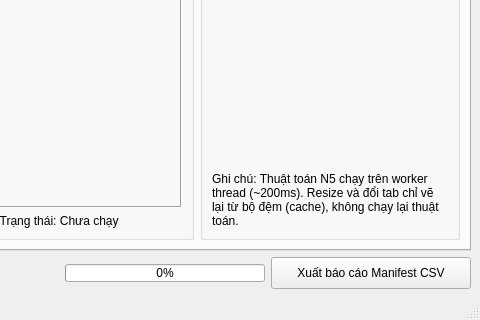
Above: mainwindow.ui from CinnaPea/2026-fusion-research before the change; both pictures show x 740 to 1220 and y 460 to 780 of the 1220 by 780 pixel window. Below: the same form after it.
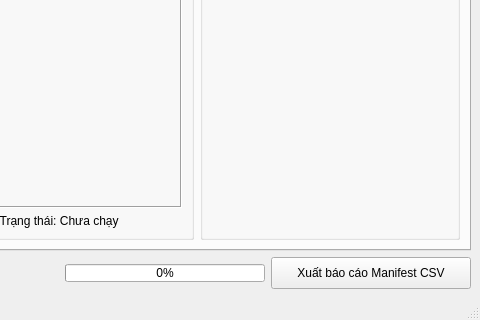
That is the form after the change. The open tabs and pages were chosen to show the change.

Commit message: ui: remove technical note label from Tab 2

The edit to the form file:
```diff
--- a/mainwindow.ui
+++ b/mainwindow.ui
@@ -699,16 +699,6 @@
                  </property>
                 </spacer>
                </item>
-               <item>
-                <widget class="QLabel" name="lblN5Note">
-                 <property name="text">
-                  <string>Ghi chú: Thuật toán N5 chạy trên worker thread (~200ms). Resize và đổi tab chỉ vẽ lại từ bộ đệm (cache), không chạy lại thuật toán.</string>
-                 </property>
-                 <property name="wordWrap">
-                  <bool>true</bool>
-                 </property>
-                </widget>
-               </item>
               </layout>
              </widget>
             </item>
```
Left out of the diff: 6 changed lines with no effect on the pictures.
